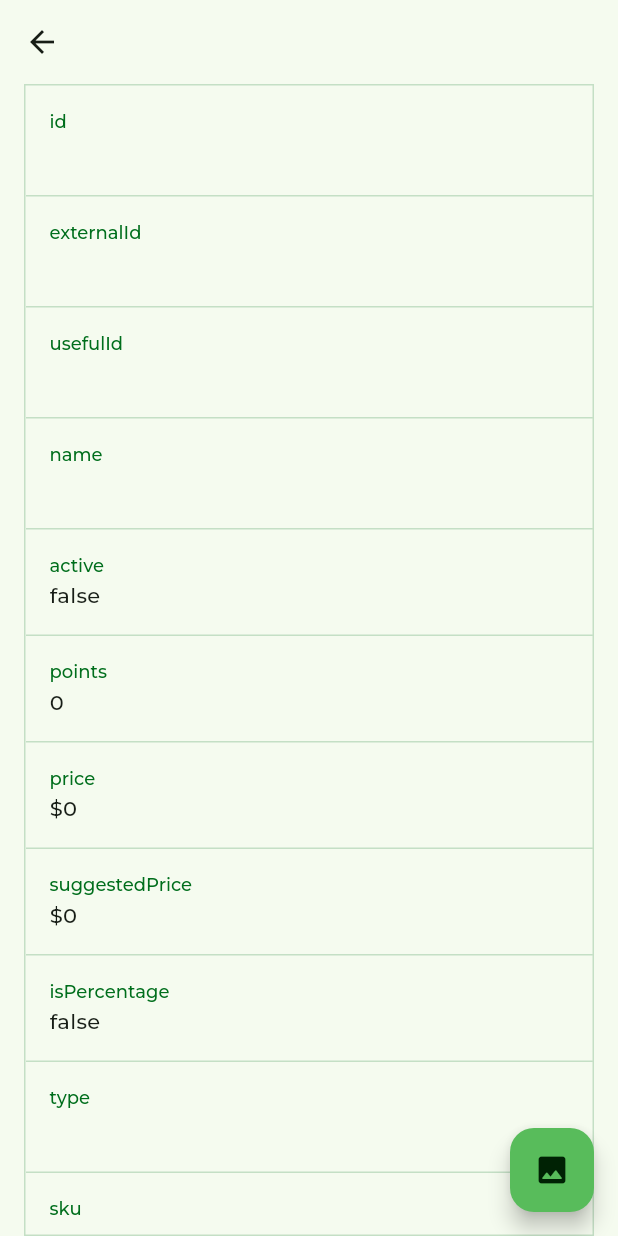
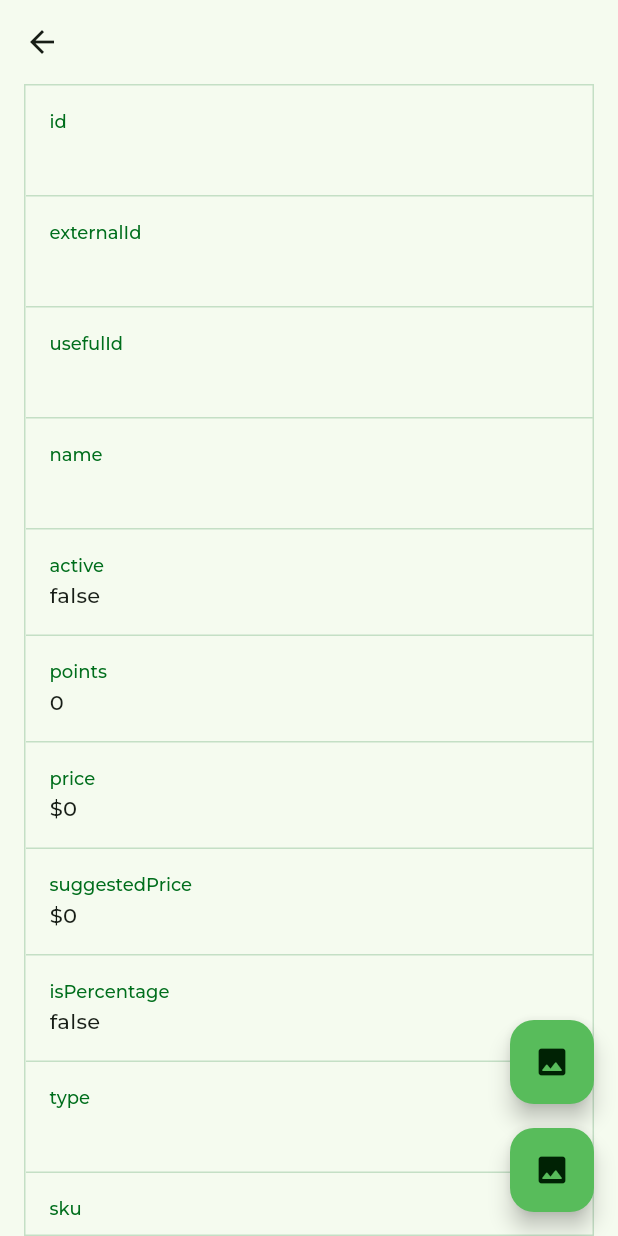
Before and after one commit to msilvamolina/flutter_estrellas_dashboard, a Flutter app: the ProductEstrellas2View screen opened directly with empty values, on a phone screen of 412 x 824 dp. Run offline on Flutter 3.47's test engine with Material 3 defaults, Android fonts, the phone set to English and light mode, and no system bars; our stand-ins replace cached_network_image, cloud_firestore, dartz, firebase_auth, firebase_core, firebase_crashlytics and 12 more; missing offline and left inert: json_editor, slideable, video_compress; accounts and stored records are empty; network calls fail; project files that could hold a hidden picture were left out.

```diff
--- a/lib/app/modules/products/product_estrellas_2/views/product_estrellas_2_view.dart
+++ b/lib/app/modules/products/product_estrellas_2/views/product_estrellas_2_view.dart
@@ -28,13 +28,25 @@ class ProductEstrellas2View extends GetView<ProductEstrellas2Controller> {
       showMenu: false,
       maxWidth: double.infinity,
       currentRoute: Routes.PRODUCT_ESTRELLAS_2,
-      floatingActionButton: CustomFloatingActionButton(
-        label: 'Images',
-        icon: Icons.image_rounded,
-        onPressed: () => Get.toNamed(
-          Routes.PRODUCT_IMAGES,
-          arguments: controller.product,
-        ),
+      floatingActionButton: Column(
+        mainAxisSize: MainAxisSize.min,
+        children: [
+          FloatingActionButton(
+            child: const Icon(Icons.image_rounded),
+            onPressed: () => Get.toNamed(
+              Routes.PRODUCT_IMAGES,
+              arguments: controller.product,
+            ),
+          ),
+          const SizedBox(height: 16),
+          FloatingActionButton(
+            child: const Icon(Icons.image_rounded),
+            onPressed: () => Get.toNamed(
+              Routes.PRODUCT_IMAGES,
+              arguments: controller.product,
+            ),
+          ),
+        ],
       ),
       appBarWidget: AppbarTitleWithBack(title: controller.product.name),
       child: TableWidget(
```
